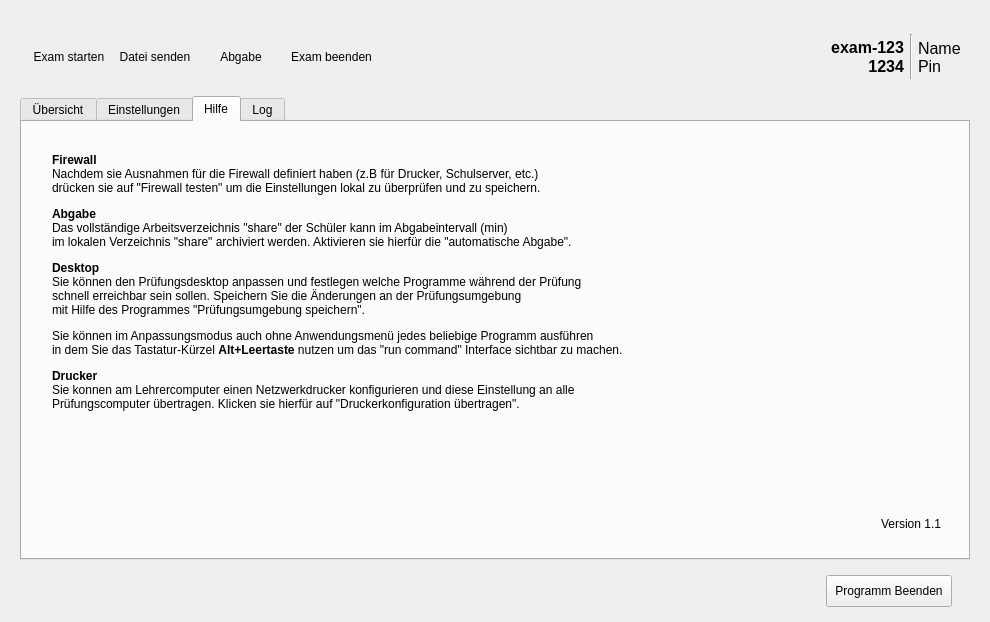
The window that server/server.ui (valueerrorx/life-exam) describes before a commit, drawn with Qt 5.
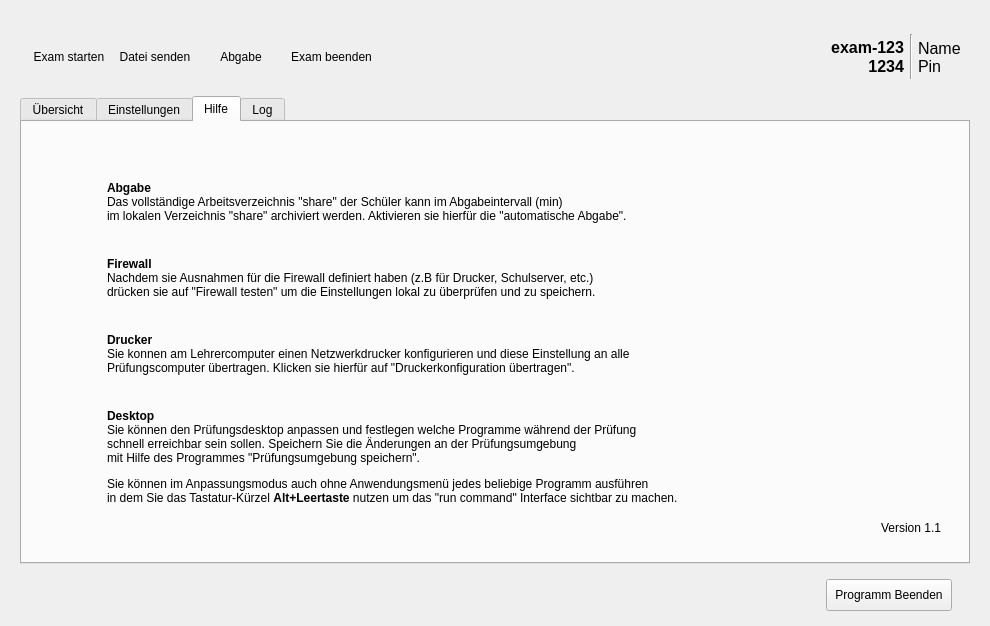
The same window after the commit. The open tabs and pages were chosen to show the change. Icons and pictures are not drawn.

What changed in the file:
```diff
--- a/server/server.ui
+++ b/server/server.ui
@@ -1966,13 +1966,186 @@
               <widget class="QWidget" name="widget_11" native="true">
                <layout class="QVBoxLayout" name="verticalLayout_12">
                 <item>
-                 <widget class="QLabel" name="infotext_2">
+                 <spacer name="verticalSpacer_7">
+                  <property name="orientation">
+                   <enum>Qt::Vertical</enum>
+                  </property>
+                  <property name="sizeType">
+                   <enum>QSizePolicy::Fixed</enum>
+                  </property>
+                  <property name="sizeHint" stdset="0">
+                   <size>
+                    <width>20</width>
+                    <height>23</height>
+                   </size>
+                  </property>
+                 </spacer>
+                </item>
+                <item>
+                 <widget class="QWidget" name="widget_33" native="true">
                   <property name="styleSheet">
-                   <string notr="true">padding-top:4px;</string>
+                   <string notr="true">margin-bottom:10px;</string>
                   </property>
-                  <property name="text">
-                   <string>&lt;html&gt;&lt;head/&gt;&lt;body&gt;&lt;p&gt;&lt;span style=&quot; font-weight:600;&quot;&gt;Firewall&lt;/span&gt;&lt;br/&gt;Nachdem sie Ausnahmen für die Firewall definiert haben (z.B für Drucker, Schulserver, etc.) &lt;br/&gt;drücken sie auf &amp;quot;Firewall testen&amp;quot; um die Einstellungen lokal zu überprüfen und zu speichern.&lt;/p&gt;&lt;p&gt;&lt;span style=&quot; font-weight:600;&quot;&gt;Abgabe&lt;/span&gt;&lt;br/&gt;Das vollständige Arbeitsverzeichnis &amp;quot;share&amp;quot; der Schüler kann im Abgabeintervall (min) &lt;br/&gt;im lokalen Verzeichnis &amp;quot;share&amp;quot; archiviert werden. Aktivieren sie hierfür die &amp;quot;automatische Abgabe&amp;quot;.&lt;/p&gt;&lt;p&gt;&lt;span style=&quot; font-weight:600;&quot;&gt;Desktop&lt;/span&gt;&lt;br/&gt;Sie können den Prüfungsdesktop anpassen und festlegen welche Programme während der Prüfung &lt;br/&gt;schnell erreichbar sein sollen. Speichern Sie die Änderungen an der Prüfungsumgebung &lt;br/&gt;mit Hilfe des Programmes &amp;quot;Prüfungsumgebung speichern&amp;quot;.&lt;/p&gt;&lt;p&gt;Sie können im Anpassungsmodus auch ohne Anwendungsmenü jedes beliebige Programm ausführen&lt;br/&gt;in dem Sie das Tastatur-Kürzel &lt;span style=&quot; font-weight:600;&quot;&gt;Alt+Leertaste &lt;/span&gt;nutzen um das &amp;quot;run command&amp;quot; Interface sichtbar zu machen.&lt;/p&gt;&lt;p&gt;&lt;span style=&quot; font-weight:600;&quot;&gt;Drucker&lt;/span&gt;&lt;br/&gt;Sie konnen am Lehrercomputer einen Netzwerkdrucker konfigurieren und diese Einstellung an alle&lt;br/&gt;Prüfungscomputer übertragen. Klicken sie hierfür auf &amp;quot;Druckerkonfiguration übertragen&amp;quot;.&lt;/p&gt;&lt;/body&gt;&lt;/html&gt;</string>
+                  <layout class="QHBoxLayout" name="horizontalLayout_21">
+                   <item>
+                    <widget class="QLabel" name="label_21">
+                     <property name="minimumSize">
+                      <size>
+                       <width>40</width>
+                       <height>0</height>
+                      </size>
+                     </property>
+                     <property name="maximumSize">
+                      <size>
+                       <width>40</width>
+                       <height>16777215</height>
+                      </size>
+                     </property>
+                     <property name="text">
+                      <string/>
+                     </property>
+                     <property name="pixmap">
+                      <pixmap>../pixmaps/download.png</pixmap>
+                     </property>
+                     <property name="alignment">
+                      <set>Qt::AlignLeading|Qt::AlignLeft|Qt::AlignTop</set>
+                     </property>
+                    </widget>
+                   </item>
+                   <item>
+                    <widget class="QLabel" name="infotext_2">
+                     <property name="styleSheet">
+                      <string notr="true"/>
+                     </property>
+                     <property name="text">
+                      <string>&lt;html&gt;&lt;head/&gt;&lt;body&gt;&lt;p&gt;&lt;span style=&quot; font-weight:600;&quot;&gt;Abgabe&lt;/span&gt;&lt;br/&gt;Das vollständige Arbeitsverzeichnis &amp;quot;share&amp;quot; der Schüler kann im Abgabeintervall (min) &lt;br/&gt;im lokalen Verzeichnis &amp;quot;share&amp;quot; archiviert werden. Aktivieren sie hierfür die &amp;quot;automatische Abgabe&amp;quot;.&lt;/p&gt;&lt;/body&gt;&lt;/html&gt;</string>
+                     </property>
+                    </widget>
+                   </item>
+                  </layout>
+                 </widget>
+                </item>
+                <item>
+                 <widget class="QWidget" name="widget_34" native="true">
+                  <property name="styleSheet">
+                   <string notr="true">margin-bottom:10px;</string>
                   </property>
+                  <layout class="QHBoxLayout" name="horizontalLayout_23">
+                   <item>
+                    <widget class="QLabel" name="label_22">
+                     <property name="minimumSize">
+                      <size>
+                       <width>40</width>
+                       <height>0</height>
+                      </size>
+                     </property>
+                     <property name="maximumSize">
+                      <size>
+                       <width>40</width>
+                       <height>16777215</height>
+                      </size>
+                     </property>
+                     <property name="text">
+                      <string/>
+                     </property>
+                     <property name="pixmap">
+                      <pixmap>../pixmaps/security.png</pixmap>
+                     </property>
+                     <property name="alignment">
+                      <set>Qt::AlignLeading|Qt::AlignLeft|Qt::AlignTop</set>
+                     </property>
+                    </widget>
+                   </item>
+                   <item>
+                    <widget class="QLabel" name="label_18">
+                     <property name="text">
+                      <string>&lt;html&gt;&lt;head/&gt;&lt;body&gt;&lt;p&gt;&lt;span style=&quot; font-weight:600;&quot;&gt;Firewall&lt;br/&gt;&lt;/span&gt;Nachdem sie Ausnahmen für die Firewall definiert haben (z.B für Drucker, Schulserver, etc.) &lt;br/&gt;drücken sie auf &amp;quot;Firewall testen&amp;quot; um die Einstellungen lokal zu überprüfen und zu speichern.&lt;/p&gt;&lt;/body&gt;&lt;/html&gt;</string>
+                     </property>
+                    </widget>
+                   </item>
+                  </layout>
+                 </widget>
+                </item>
+                <item>
+                 <widget class="QWidget" name="widget_36" native="true">
+                  <property name="styleSheet">
+                   <string notr="true">margin-bottom:10px;</string>
+                  </property>
+                  <layout class="QHBoxLayout" name="horizontalLayout_22">
+                   <item>
+                    <widget class="QLabel" name="label_23">
+                     <property name="minimumSize">
+                      <size>
+                       <width>40</width>
+                       <height>0</height>
+                      </size>
+                     </property>
+                     <property name="maximumSize">
+                      <size>
+                       <width>40</width>
+                       <height>16777215</height>
+                      </size>
+                     </property>
+                     <property name="text">
+                      <string/>
+                     </property>
+                     <property name="pixmap">
+                      <pixmap>../pixmaps/printer.png</pixmap>
+                     </property>
+                     <property name="alignment">
+                      <set>Qt::AlignLeading|Qt::AlignLeft|Qt::AlignTop</set>
+                     </property>
+                    </widget>
+                   </item>
+                   <item>
+                    <widget class="QLabel" name="label_19">
+                     <property name="text">
+                      <string>&lt;html&gt;&lt;head/&gt;&lt;body&gt;&lt;p&gt;&lt;span style=&quot; font-weight:600;&quot;&gt;Drucker&lt;/span&gt;&lt;br/&gt;Sie konnen am Lehrercomputer einen Netzwerkdrucker konfigurieren und diese Einstellung an alle&lt;br/&gt;Prüfungscomputer übertragen. Klicken sie hierfür auf &amp;quot;Druckerkonfiguration übertragen&amp;quot;.&lt;/p&gt;&lt;/body&gt;&lt;/html&gt;</string>
+                     </property>
+                    </widget>
+                   </item>
+                  </layout>
+                 </widget>
+                </item>
+                <item>
+                 <widget class="QWidget" name="widget_35" native="true">
+                  <property name="styleSheet">
+                   <string notr="true">margin-bottom:10px;</string>
+                  </property>
+                  <layout class="QHBoxLayout" name="horizontalLayout_24">
+                   <item>
+                    <widget class="QLabel" name="label_24">
+                     <property name="minimumSize">
+                      <size>
+                       <width>40</width>
+                       <height>0</height>
+                      </size>
+                     </property>
+                     <property name="maximumSize">
+                      <size>
+                       <width>40</width>
+                       <height>16777215</height>
+                      </size>
+                     </property>
+                     <property name="text">
+                      <string/>
+                     </property>
+                     <property name="pixmap">
+                      <pixmap>../pixmaps/document-edit.png</pixmap>
+                     </property>
+                     <property name="alignment">
+                      <set>Qt::AlignLeading|Qt::AlignLeft|Qt::AlignTop</set>
+                     </property>
+                    </widget>
+                   </item>
+                   <item>
+                    <widget class="QLabel" name="label_20">
+                     <property name="text">
+                      <string>&lt;html&gt;&lt;head/&gt;&lt;body&gt;&lt;p&gt;&lt;span style=&quot; font-weight:600;&quot;&gt;Desktop&lt;/span&gt;&lt;br/&gt;Sie können den Prüfungsdesktop anpassen und festlegen welche Programme während der Prüfung &lt;br/&gt;schnell erreichbar sein sollen. Speichern Sie die Änderungen an der Prüfungsumgebung &lt;br/&gt;mit Hilfe des Programmes &amp;quot;Prüfungsumgebung speichern&amp;quot;.&lt;/p&gt;&lt;p&gt;Sie können im Anpassungsmodus auch ohne Anwendungsmenü jedes beliebige Programm ausführen&lt;br/&gt;in dem Sie das Tastatur-Kürzel &lt;span style=&quot; font-weight:600;&quot;&gt;Alt+Leertaste &lt;/span&gt;nutzen um das &amp;quot;run command&amp;quot; Interface sichtbar zu machen.&lt;/p&gt;&lt;/body&gt;&lt;/html&gt;</string>
+                     </property>
+                    </widget>
+                   </item>
+                  </layout>
                  </widget>
                 </item>
                 <item>
```
Left out of the diff: 101 changed lines with no effect on the pictures.
